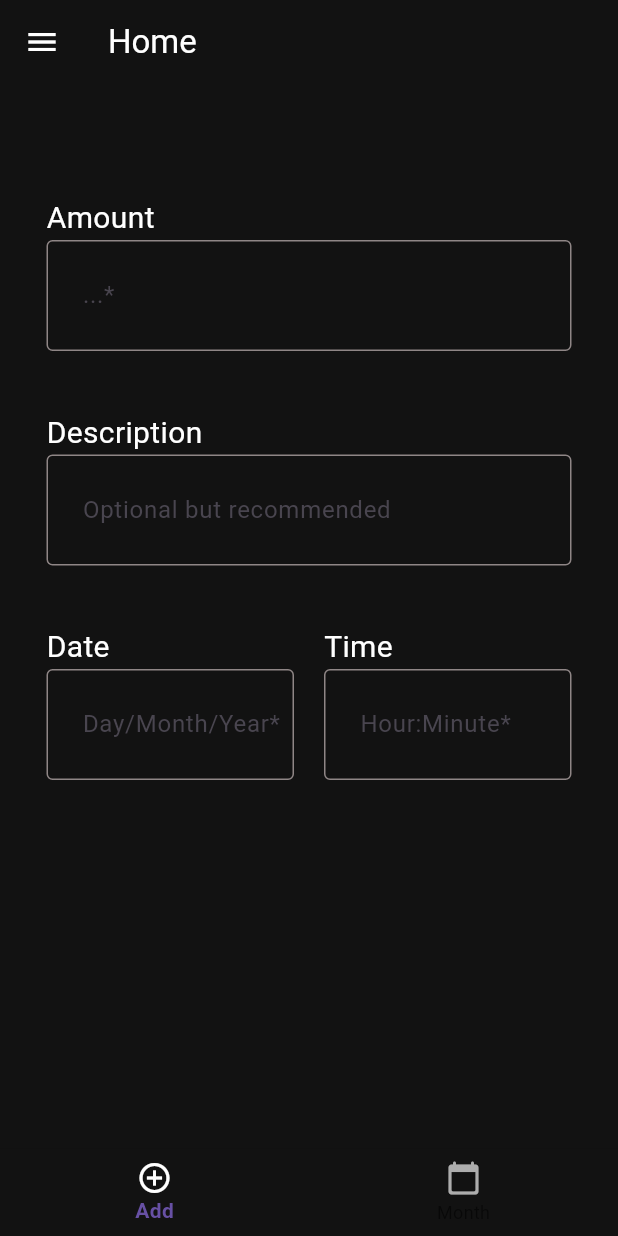
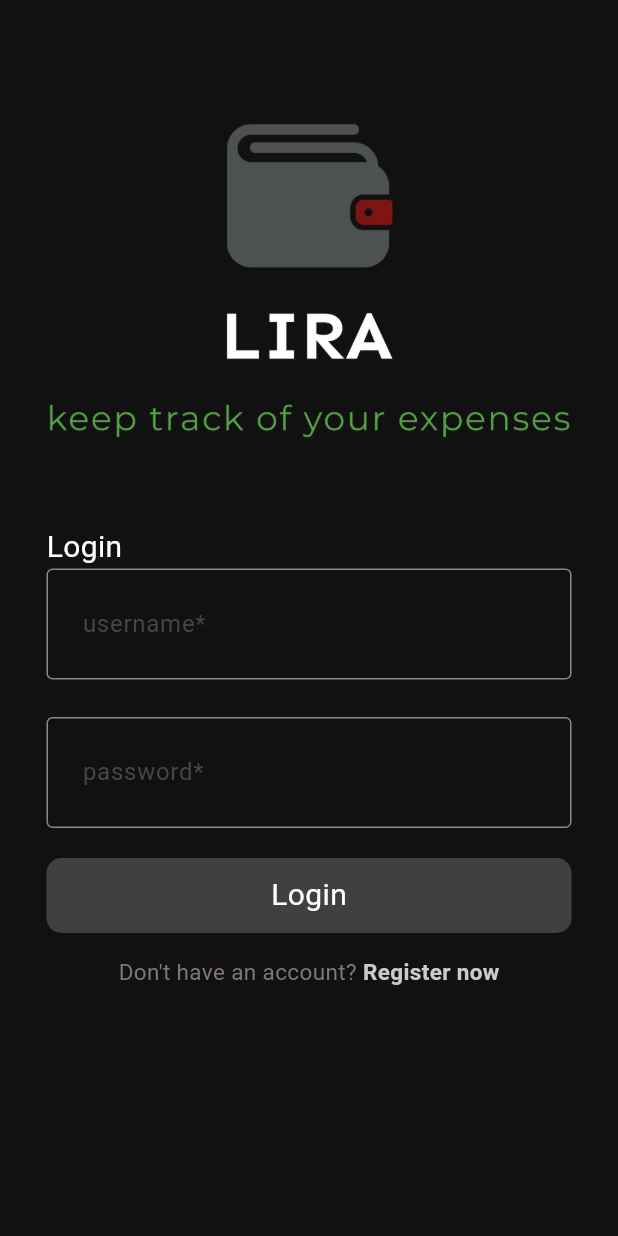
Before and after one commit to PioBasile/Lira, a Flutter app: the screen it shows after launch, on a phone screen of 412 x 824 dp. Run offline on Flutter 3.47's test engine with Material 3 defaults, Android fonts, the phone set to English and light mode, and no system bars; our stand-ins replace percent_indicator.

Commit message:
added to the home, and login page

```diff
--- /dev/null
+++ b/lib/components/buttonbox.dart
@@ -0,0 +1,33 @@
+import 'package:flutter/material.dart';
+
+class ButtonBox extends StatelessWidget {
+  final Function()? onTap;
+  final String text;
+
+  const ButtonBox({super.key, this.onTap, required this.text});
+
+  @override
+  Widget build(BuildContext context) {
+    return GestureDetector(
+      onTap : onTap,
+      // ignore: avoid_unnecessary_containers
+      child: Container(
+        width: 350,
+        height: 50,
+        decoration: BoxDecoration(
+          color:const Color.fromARGB(255, 64, 64, 64),
+          borderRadius: BorderRadius.circular(10),
+        ),
+        child:Center(
+          child: Text(
+            text,
+            style: const TextStyle(
+              color: Colors.white,
+              fontSize: 20,
+            ),
+          ),
+        ),
+      ),
+    );
+  }
+}
--- a/lib/main.dart
+++ b/lib/main.dart
@@ -3,6 +3,7 @@
 import 'package:flutter/material.dart';
 import 'package:test/pages/signup.dart';
 import 'package:test/pages/home.dart';
+import 'package:test/pages/login.dart';
 
 void main() {
   runApp(const MyApp());
@@ -15,10 +16,11 @@ class MyApp extends StatelessWidget {
   Widget build(BuildContext context) {
     return MaterialApp(
       debugShowCheckedModeBanner: false,
-      home: Home(),
+      home: Login(),
       routes: {
-        '/homepage': (context) =>  Home(),
-        '/signup': (context) => const Signup(),
+        '/home': (context) =>  Home(),
+        '/signup': (context) => Signup(),
+        '/login': (context) => Login(),
       },
     );
   }
--- /dev/null
+++ b/lib/pages/login.dart
@@ -0,0 +1,97 @@
+import 'package:flutter/material.dart';
+import 'package:test/components/inputbox.dart';
+import 'package:test/components/buttonbox.dart';
+
+class Login extends StatelessWidget {
+  final TextEditingController usernameController = TextEditingController();
+  final TextEditingController passwordController = TextEditingController();
+
+  Login({super.key});
+
+  @override
+  Widget build(BuildContext context) {
+    return MaterialApp(
+      debugShowCheckedModeBanner: false,
+      home: Scaffold(
+        backgroundColor: const Color.fromARGB(255, 17, 17, 17),
+        body: Center(
+          child: SizedBox(
+            width: 350,
+            child: Column(
+              crossAxisAlignment: CrossAxisAlignment.start,
+              children: [
+                //logo
+                Image.asset(
+                  'lib/images/LIRA Logo - Original with Transparent Background - cropped.png',
+                  width: 350,
+                  height: 350,
+                ),
+
+                //input boxes
+                const Text(
+                  "Login",
+                  style: TextStyle(
+                    color: Colors.white,
+                    fontSize: 20,
+                  ),
+                ),
+                const SizedBox(height: 0),
+                InputBox(
+                    controller: usernameController,
+                    hintText: 'username',
+                    obscureText: false,
+                    obligatory: true),
+
+                const SizedBox(height: 25),
+                InputBox(
+                    controller: passwordController,
+                    hintText: 'password',
+                    obscureText: true,
+                    obligatory: true
+                ),
+
+                const SizedBox(height: 20),
+                Center(
+                  child: ButtonBox(text:
+                    'Login',
+                    onTap: () {
+                      Navigator.pushNamed(context, '/home');
+                    },
+                  ),
+                ),
+
+                const SizedBox(height: 15),
+                Center(
+                  child: Row(
+                    mainAxisAlignment: MainAxisAlignment.center,
+                    children: [
+                      const Text(
+                        "Don't have an account? ",
+                        style: TextStyle(
+                          color: Color.fromARGB(255, 130, 118, 118),
+                          fontSize: 15,
+                        )
+                      ),
+                      GestureDetector(
+                        onTap: () {},
+                        child: const Text(
+                        'Register now',
+                          style: TextStyle(
+                          color: Color.fromARGB(255, 206, 201, 201), fontSize: 15,
+                          fontWeight: FontWeight.bold
+                          ),
+                        ),
+                      ),
+                    ],
+                  ),
+                ),
+
+
+              ],
+            ),
+          ),
+        ),
+      ),
+    );
+  }
+}
--- a/lib/pages/signup.dart
+++ b/lib/pages/signup.dart
@@ -4,7 +4,11 @@ import 'package:flutter/material.dart';
 
 
 class Signup extends StatelessWidget {
-  const Signup({super.key});
+
+  final TextEditingController usernameController = TextEditingController();
+  final TextEditingController passwordController = TextEditingController();
+
+  Signup({super.key});
 
   @override
   Widget build(BuildContext context) {
@@ -12,10 +16,14 @@ class Signup extends StatelessWidget {
       debugShowCheckedModeBanner: false,
       home: Scaffold(
         appBar: AppBar(
-          title: const Text('Signup Page'),
-          backgroundColor: const Color.fromARGB(255, 75, 75, 75),
+          title: const Text('Signup', style: TextStyle(
+            color: Colors.white,
+            ),),
+          backgroundColor: const Color.fromARGB(255, 18, 18, 18),
           elevation: 0,
         ),
+        backgroundColor: const Color.fromARGB(255, 18, 18, 18),
+
       ),
     );
   }
```
Also changed, not shown: lib/pages/home.dart (+54 -14 lines), pubspec.yaml (+9 -3 lines), lib/images/LIRA Logo - Android App Icon - 192x192.png (added), lib/images/LIRA Logo - Google Play Store Logo - 512x512.png (added), lib/images/LIRA Logo - Original - 5000x5000.png (added), lib/images/LIRA Logo - Original with Transparent Background - 5000x5000.png (added), lib/images/LIRA Logo - Original with Transparent Background - cropped.png (added), lib/images/LIRA Logo - Transparent Background No Slogans- cropped.png (added), pubspec.lock.
